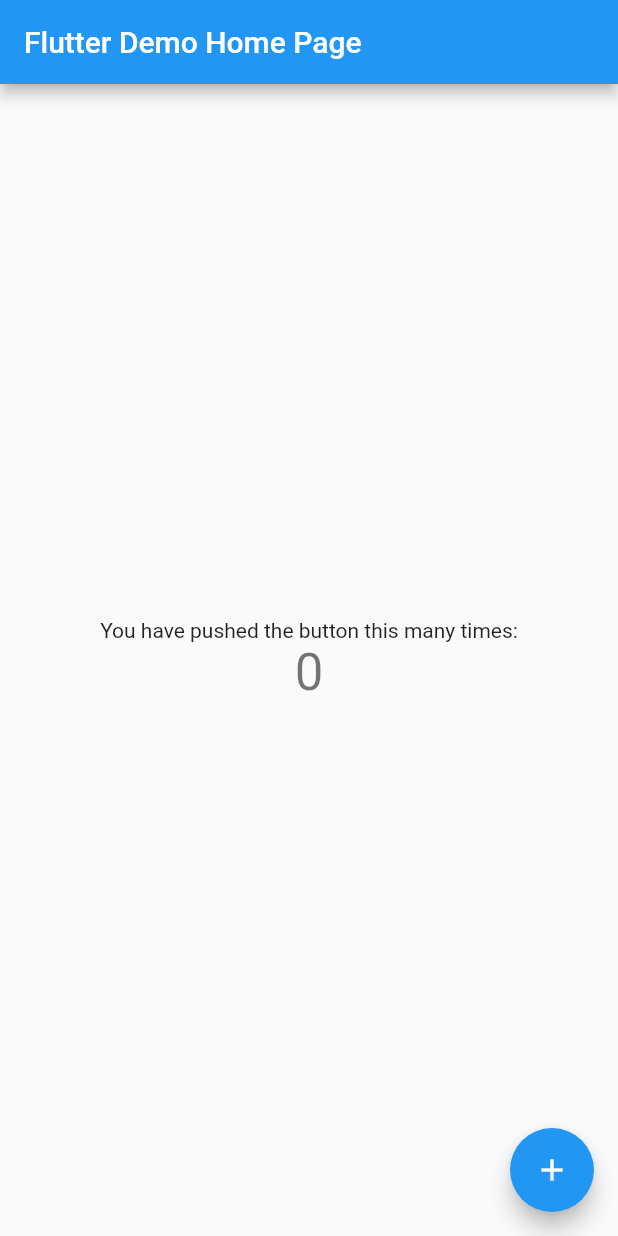
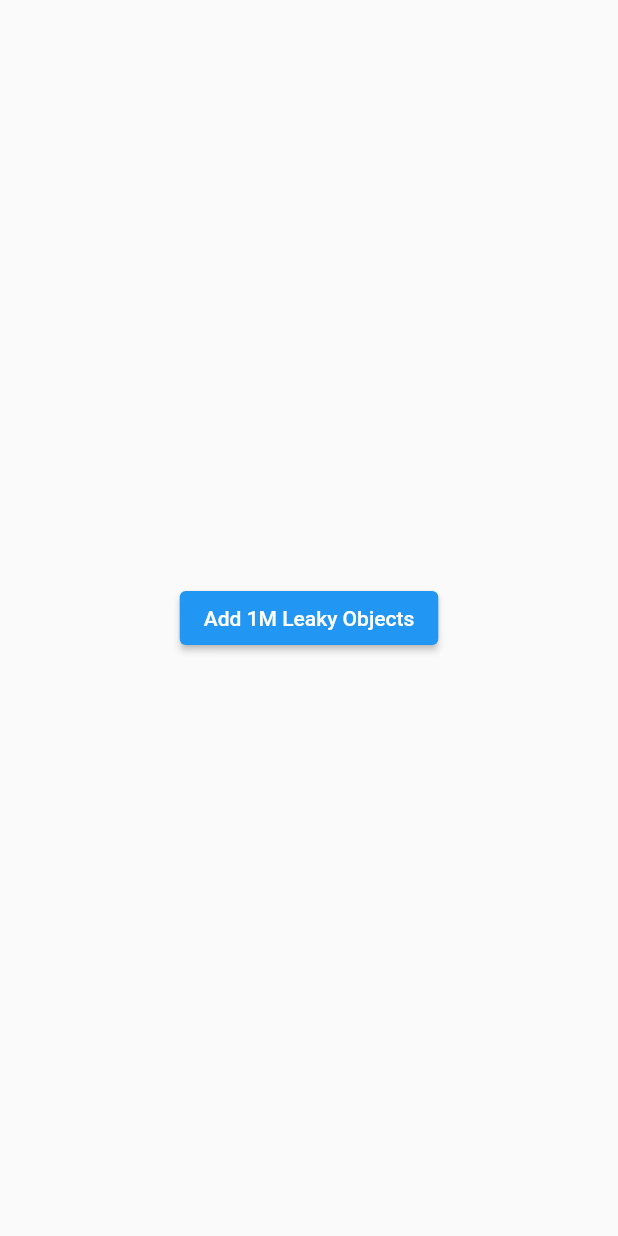
Before and after one commit to jiyeonjoy/memory_view_demo_app, a Flutter app: the screen it shows after launch, on a phone screen of 412 x 824 dp. Run offline on Flutter 3.47's test engine with Material 2 defaults, Android fonts, the light colour scheme and no system bars.

Commit message:
added MemoryLeaksScreen

```diff
--- a/lib/main.dart
+++ b/lib/main.dart
@@ -1,115 +1,50 @@
 import 'package:flutter/material.dart';
 
 void main() {
-  runApp(const MyApp());
+  runApp(const MainApp());
 }
 
-class MyApp extends StatelessWidget {
-  const MyApp({super.key});
+class MainApp extends StatelessWidget {
+  const MainApp({super.key});
 
-  // This widget is the root of your application.
   @override
   Widget build(BuildContext context) {
-    return MaterialApp(
-      title: 'Flutter Demo',
-      theme: ThemeData(
-        // This is the theme of your application.
-        //
-        // Try running your application with "flutter run". You'll see the
-        // application has a blue toolbar. Then, without quitting the app, try
-        // changing the primarySwatch below to Colors.green and then invoke
-        // "hot reload" (press "r" in the console where you ran "flutter run",
-        // or simply save your changes to "hot reload" in a Flutter IDE).
-        // Notice that the counter didn't reset back to zero; the application
-        // is not restarted.
-        primarySwatch: Colors.blue,
-      ),
-      home: const MyHomePage(title: 'Flutter Demo Home Page'),
+    return const MaterialApp(
+      home: MemoryLeaksScreen(),
     );
   }
 }
 
-class MyHomePage extends StatefulWidget {
-  const MyHomePage({super.key, required this.title});
+class MemoryLeakObject {
+  final String text;
 
-  // This widget is the home page of your application. It is stateful, meaning
-  // that it has a State object (defined below) that contains fields that affect
-  // how it looks.
-
-  // This class is the configuration for the state. It holds the values (in this
-  // case the title) provided by the parent (in this case the App widget) and
-  // used by the build method of the State. Fields in a Widget subclass are
-  // always marked "final".
-
-  final String title;
-
-  @override
-  State<MyHomePage> createState() => _MyHomePageState();
+  MemoryLeakObject(this.text);
 }
 
-class _MyHomePageState extends State<MyHomePage> {
-  int _counter = 0;
+List<MemoryLeakObject> leakObjects = [];
 
-  void _incrementCounter() {
-    setState(() {
-      // This call to setState tells the Flutter framework that something has
-      // changed in this State, which causes it to rerun the build method below
-      // so that the display can reflect the updated values. If we changed
-      // _counter without calling setState(), then the build method would not be
-      // called again, and so nothing would appear to happen.
-      _counter++;
-    });
-  }
+class MemoryLeaksScreen extends StatelessWidget {
+  const MemoryLeaksScreen({super.key});
 
   @override
   Widget build(BuildContext context) {
-    // This method is rerun every time setState is called, for instance as done
-    // by the _incrementCounter method above.
-    //
-    // The Flutter framework has been optimized to make rerunning build methods
-    // fast, so that you can just rebuild anything that needs updating rather
-    // than having to individually change instances of widgets.
     return Scaffold(
-      appBar: AppBar(
-        // Here we take the value from the MyHomePage object that was created by
-        // the App.build method, and use it to set our appbar title.
-        title: Text(widget.title),
-      ),
       body: Center(
-        // Center is a layout widget. It takes a single child and positions it
-        // in the middle of the parent.
-        child: Column(
-          // Column is also a layout widget. It takes a list of children and
-          // arranges them vertically. By default, it sizes itself to fit its
-          // children horizontally, and tries to be as tall as its parent.
-          //
-          // Invoke "debug painting" (press "p" in the console, choose the
-          // "Toggle Debug Paint" action from the Flutter Inspector in Android
-          // Studio, or the "Toggle Debug Paint" command in Visual Studio Code)
-          // to see the wireframe for each widget.
-          //
-          // Column has various properties to control how it sizes itself and
-          // how it positions its children. Here we use mainAxisAlignment to
-          // center the children vertically; the main axis here is the vertical
-          // axis because Columns are vertical (the cross axis would be
-          // horizontal).
-          mainAxisAlignment: MainAxisAlignment.center,
-          children: <Widget>[
-            const Text(
-              'You have pushed the button this many times:',
-            ),
-            Text(
-              '$_counter',
-              style: Theme.of(context).textTheme.headlineMedium,
-            ),
-          ],
+        child: ElevatedButton(
+          child: const Text(
+            'Add 1M Leaky Objects',
+          ),
+          onPressed: () {
+            var i = 0;
+            while (i < 1000000) {
+              leakObjects.add(
+                MemoryLeakObject('Id: ${leakObjects.length}'),
+              );
+              i++;
+            }
+          },
         ),
       ),
-      floatingActionButton: FloatingActionButton(
-        onPressed: _incrementCounter,
-        tooltip: 'Increment',
-        child: const Icon(Icons.add),
-      ), // This trailing comma makes auto-formatting nicer for build methods.
     );
   }
 }
```
